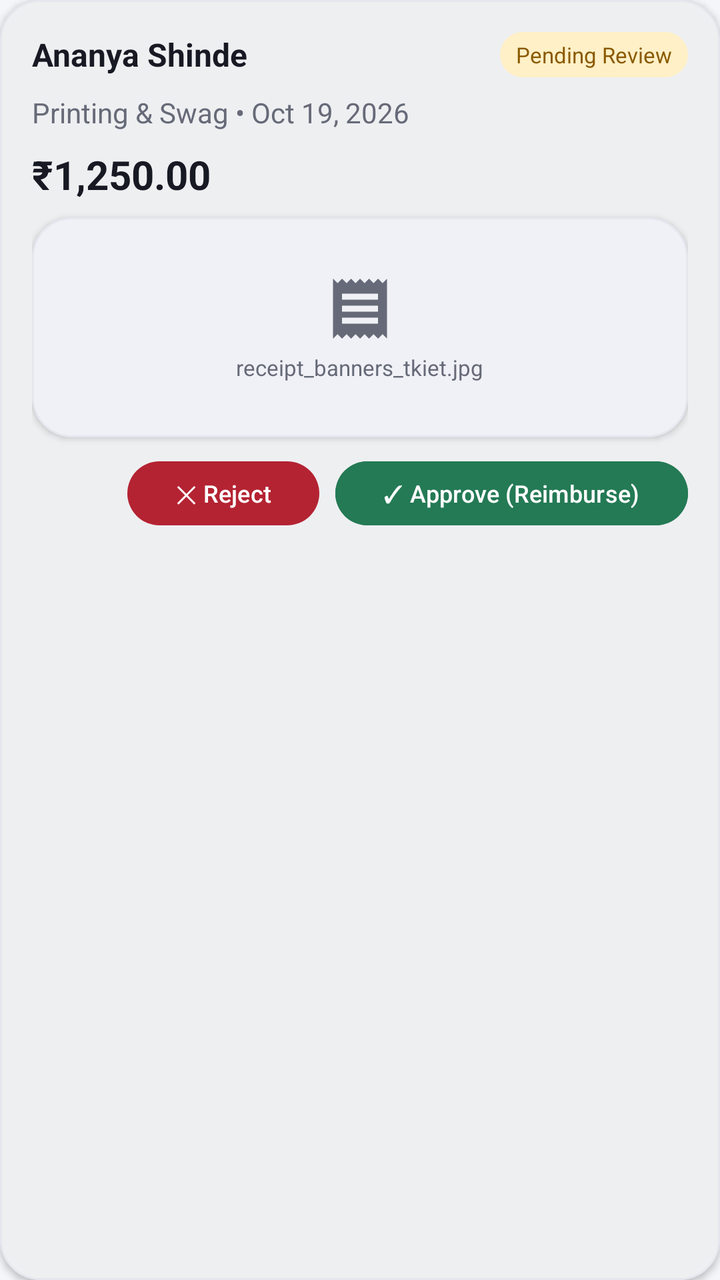
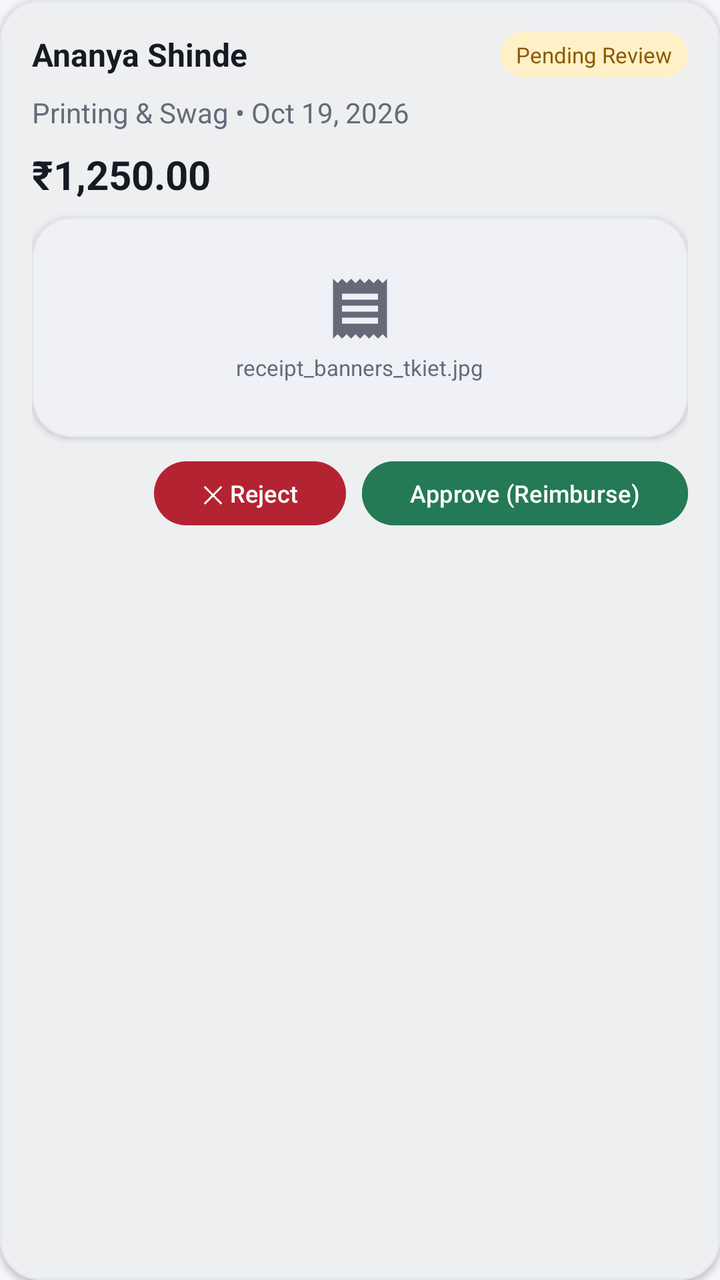

Before-and-after screenshots of an Android layout around one commit, followed by the original layout XML and the change that was made.
<!-- AndroidManifest.xml: application theme Theme.GDGCoreHQ -->
<!-- res/layout/item_reimbursement_review.xml -->
<?xml version="1.0" encoding="utf-8"?>
<com.google.android.material.card.MaterialCardView
    xmlns:android="http://schemas.android.com/apk/res/android"
    xmlns:app="http://schemas.android.com/apk/res-auto"
    style="@style/Widget.GDGCoreHQ.Card"
    android:layout_width="match_parent"
    android:layout_height="wrap_content"
    android:layout_marginBottom="@dimen/space_3">

    <LinearLayout
        android:layout_width="match_parent"
        android:layout_height="wrap_content"
        android:orientation="vertical">

        
        <RelativeLayout
            android:layout_width="match_parent"
            android:layout_height="wrap_content"
            android:layout_marginBottom="@dimen/space_2">

            <TextView
                android:id="@+id/tvMemberName"
                android:layout_width="wrap_content"
                android:layout_height="wrap_content"
                android:layout_alignParentStart="true"
                android:layout_centerVertical="true"
                android:text="Ananya Shinde"
                android:textAppearance="@style/TextAppearance.GDGCoreHQ.TitleMedium"
                android:textColor="@color/text_primary" />

            <TextView
                android:id="@+id/tvStatusBadge"
                android:layout_width="wrap_content"
                android:layout_height="wrap_content"
                android:layout_alignParentEnd="true"
                android:layout_centerVertical="true"
                android:background="@drawable/bg_chip_rounded"
                android:backgroundTint="@color/color_warning_container"
                android:paddingHorizontal="@dimen/space_2"
                android:paddingVertical="@dimen/space_1"
                android:text="Pending Review"
                android:textAppearance="@style/TextAppearance.GDGCoreHQ.Caption"
                android:textColor="@color/status_warning" />
        </RelativeLayout>

        
        <TextView
            android:id="@+id/tvCategoryDate"
            android:layout_width="wrap_content"
            android:layout_height="wrap_content"
            android:text="Printing &amp; Swag • Oct 19, 2026"
            android:textAppearance="@style/TextAppearance.GDGCoreHQ.Body"
            android:textColor="@color/text_secondary" />

        
        <TextView
            android:id="@+id/tvAmount"
            android:layout_width="wrap_content"
            android:layout_height="wrap_content"
            android:layout_marginVertical="@dimen/space_2"
            android:text="₹1,250.00"
            android:textAppearance="@style/TextAppearance.GDGCoreHQ.TitleLarge"
            android:textColor="@color/text_primary" />

        
        <com.google.android.material.card.MaterialCardView
            style="@style/Widget.GDGCoreHQ.Card"
            android:layout_width="match_parent"
            android:layout_height="110dp"
            android:layout_marginBottom="@dimen/space_2"
            app:cardBackgroundColor="@color/surface_subtle">

            <LinearLayout
                android:layout_width="match_parent"
                android:layout_height="match_parent"
                android:gravity="center"
                android:orientation="vertical">

                <ImageView
                    android:layout_width="36dp"
                    android:layout_height="36dp"
                    android:contentDescription="Receipt Preview"
                    android:src="@drawable/ic_receipt"
                    app:tint="@color/text_secondary" />

                <TextView
                    android:id="@+id/tvReceiptFilename"
                    android:layout_width="wrap_content"
                    android:layout_height="wrap_content"
                    android:layout_marginTop="@dimen/space_1"
                    android:text="receipt_banners_tkiet.jpg"
                    android:textAppearance="@style/TextAppearance.GDGCoreHQ.Caption"
                    android:textColor="@color/text_secondary" />
            </LinearLayout>
        </com.google.android.material.card.MaterialCardView>

        
        <TextView
            android:id="@+id/tvRejectionReason"
            android:layout_width="match_parent"
            android:layout_height="wrap_content"
            android:layout_marginBottom="@dimen/space_2"
            android:background="@drawable/bg_chip_rounded"
            android:backgroundTint="@color/color_error_container"
            android:padding="@dimen/space_2"
            android:text="Rejection Reason: Missing vendor tax invoice."
            android:textAppearance="@style/TextAppearance.GDGCoreHQ.Caption"
            android:textColor="@color/status_error"
            android:visibility="gone" />

        
        <LinearLayout
            android:id="@+id/layoutReviewActions"
            android:layout_width="match_parent"
            android:layout_height="wrap_content"
            android:gravity="end"
            android:orientation="horizontal">

            <com.google.android.material.button.MaterialButton
                android:id="@+id/btnReject"
                style="@style/Widget.GDGCoreHQ.Button.Destructive"
                android:layout_width="wrap_content"
                android:layout_height="wrap_content"
                android:layout_marginEnd="@dimen/space_2"
                android:minHeight="40dp"
                android:text="✕ Reject"
                android:textSize="12sp" />

            <com.google.android.material.button.MaterialButton
                android:id="@+id/btnApprove"
                style="@style/Widget.GDGCoreHQ.Button.Primary"
                android:layout_width="wrap_content"
                android:layout_height="wrap_content"
                android:backgroundTint="@color/status_success"
                android:minHeight="40dp"
                android:text="✓ Approve (Reimburse)"
                android:textSize="12sp" />
        </LinearLayout>

    </LinearLayout>
</com.google.android.material.card.MaterialCardView>
<!-- resources referenced by this layout -->
<resources>
  <color name="color_error_container">#FCE1E3</color>
  <color name="color_warning_container">#FFF0C7</color>
  <color name="status_error">#B42332</color>
  <color name="status_success">#247A55</color>
  <color name="status_warning">#8A5A00</color>
  <color name="surface_subtle">#F0F1F6</color>
  <color name="text_primary">#171923</color>
  <color name="text_secondary">#666A78</color>
  <dimen name="space_1">4dp</dimen>
  <dimen name="space_2">8dp</dimen>
  <dimen name="space_3">12dp</dimen>
  <!-- drawable bg_chip_rounded (drawable) -->
  ﻿<?xml version="1.0" encoding="utf-8"?>
  <shape xmlns:android="http://schemas.android.com/apk/res/android"
      android:shape="rectangle">
      <solid android:color="@color/surface_subtle" />
      <corners android:radius="@dimen/radius_chip" />
      <stroke android:width="1dp" android:color="@color/border" />
  </shape>
  <style name="TextAppearance.GDGCoreHQ.Body">
          <item name="android:textSize">@dimen/text_body</item>
          <item name="android:textColor">@color/text_primary</item>
      </style>
  <style name="TextAppearance.GDGCoreHQ.Caption">
          <item name="android:textSize">@dimen/text_caption</item>
          <item name="android:textColor">@color/text_muted</item>
      </style>
  <style name="TextAppearance.GDGCoreHQ.TitleLarge">
          <item name="android:textSize">@dimen/text_title_large</item>
          <item name="android:textStyle">bold</item>
          <item name="android:textColor">@color/text_primary</item>
      </style>
  <style name="TextAppearance.GDGCoreHQ.TitleMedium">
          <item name="android:textSize">@dimen/text_title_medium</item>
          <item name="android:textStyle">bold</item>
          <item name="android:textColor">@color/text_primary</item>
      </style>
  <dimen name="radius_chip">12dp</dimen>
  <color name="border">#E5E7EF</color>
  <dimen name="text_body">14sp</dimen>
  <dimen name="text_caption">11sp</dimen>
  <color name="text_muted">#8B8FA0</color>
  <dimen name="text_title_large">20sp</dimen>
  <dimen name="text_title_medium">16sp</dimen>
  <style name="ShapeAppearance.GDGCoreHQ.Button" parent="ShapeAppearance.Material3.SmallComponent">
          <item name="cornerFamily">rounded</item>
          <item name="cornerSize">@dimen/radius_button</item>
      </style>
  <color name="surface">#FFFFFF</color>
  <dimen name="touch_target_min">48dp</dimen>
  <color name="brand_navy">#18233F</color>
  <style name="ShapeAppearance.GDGCoreHQ.Card" parent="ShapeAppearance.Material3.MediumComponent">
          <item name="cornerFamily">rounded</item>
          <item name="cornerSize">@dimen/radius_card</item>
      </style>
  <dimen name="border_width">1dp</dimen>
  <dimen name="elevation_card">2dp</dimen>
  <dimen name="card_padding">16dp</dimen>
  <color name="md_theme_primary">#18233F</color>
  <color name="md_theme_onPrimary">#FFFFFF</color>
  <color name="md_theme_primaryContainer">#C8D8FF</color>
  <color name="md_theme_onPrimaryContainer">#18233F</color>
  <color name="md_theme_secondary">#666A78</color>
  <color name="md_theme_onSecondary">#FFFFFF</color>
  <color name="md_theme_secondaryContainer">#D8D4FF</color>
  <color name="md_theme_onSecondaryContainer">#171923</color>
  <color name="md_theme_background">#F5F6FA</color>
  <color name="md_theme_onBackground">#171923</color>
  <color name="md_theme_surface">#FFFFFF</color>
  <color name="md_theme_onSurface">#171923</color>
  <color name="md_theme_surfaceVariant">#F0F1F6</color>
  <color name="md_theme_onSurfaceVariant">#666A78</color>
  <color name="md_theme_outline">#E5E7EF</color>
  <color name="md_theme_error">#B42332</color>
  <color name="md_theme_onError">#FFFFFF</color>
  <color name="md_theme_errorContainer">#FCE1E3</color>
  <color name="md_theme_onErrorContainer">#B42332</color>
  <color name="background">#F5F6FA</color>
  <dimen name="radius_button">16dp</dimen>
  <dimen name="radius_card">20dp</dimen>
  <!-- unchanged entries left out for length: 5 -->
</resources>

<!-- the commit's change to res/layout/item_reimbursement_review.xml (unified diff, before → after) -->
@@ -133,7 +133,7 @@
                 android:layout_height="wrap_content"
                 android:backgroundTint="@color/status_success"
                 android:minHeight="40dp"
-                android:text="✓ Approve (Reimburse)"
+                android:text="Approve (Reimburse)"
                 android:textSize="12sp" />
         </LinearLayout>
 
